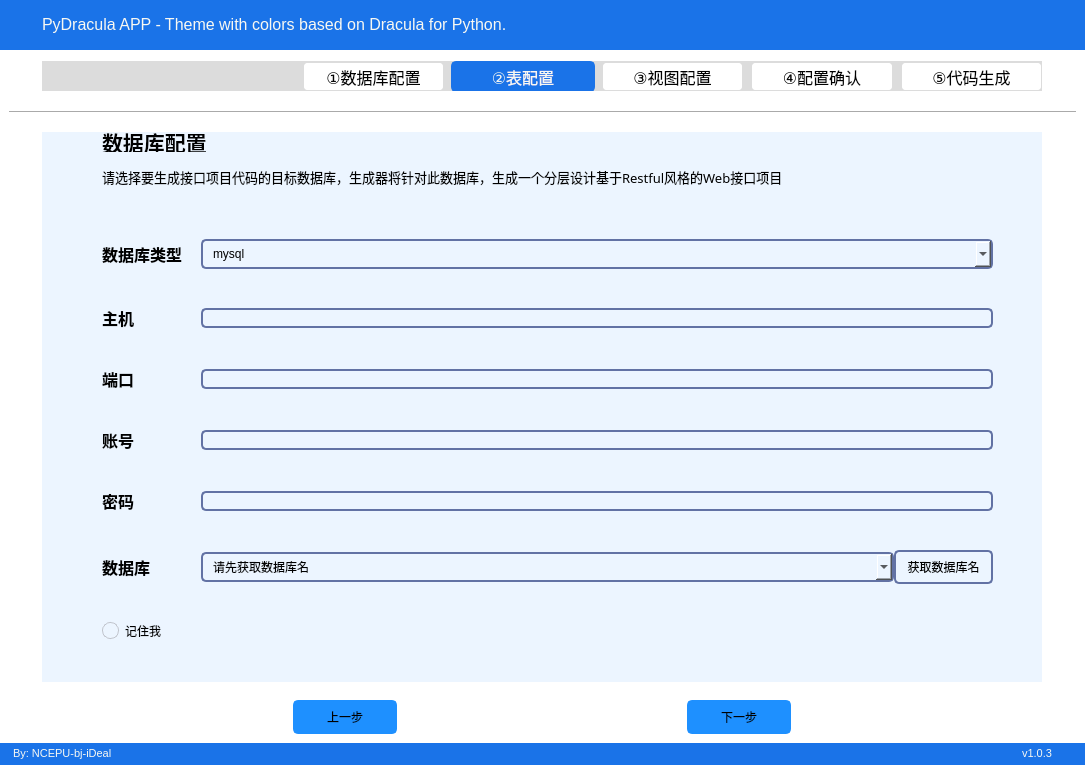
This is app/ui/MainWindow.ui in ncepu-iDealStudio/Flask_RESTfulAPI_Codegen_Application as Qt 5 draws it before an edit. The edited form follows.
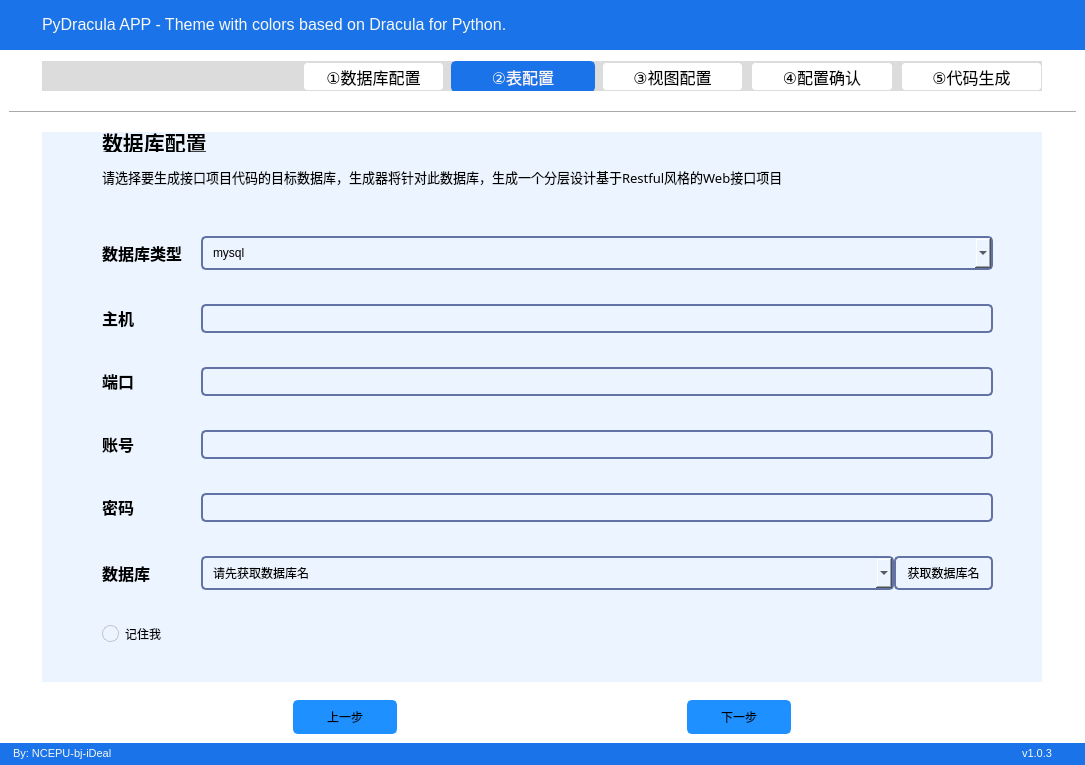
This is the edited form. The open tabs and pages were chosen to show the change. Icons and pictures are not drawn.

Commit message: 修改样式

What changed in the file:
```diff
--- a/app/ui/MainWindow.ui
+++ b/app/ui/MainWindow.ui
@@ -73,12 +73,14 @@
 }
 QLineEdit {
 	background-color: #6272a4;
+	height:25px;
 	border-radius: 5px;
 	border: 2px solid #6272a4;
 	padding-left: 10px;
 	selection-color: rgb(255, 255, 255);
 	selection-background-color: rgb(255, 121, 198);
     color: black;
+	highth:10px;
 }
 QLineEdit:hover {
 	border: 2px solid rgb(64, 71, 88);
@@ -99,6 +101,7 @@
 	padding: 5px;
 	padding-left: 10px;
     color: black;
+	height:20px;
 }
 QComboBox:hover{
 	border: 2px solid #7284b9;
@@ -1607,6 +1610,7 @@
                    <font>
                     <family>Microsoft YaHei</family>
                     <pointsize>12</pointsize>
+                    <weight>75</weight>
                     <bold>true</bold>
                    </font>
                   </property>
@@ -1640,6 +1644,7 @@
                    <font>
                     <family>Microsoft YaHei</family>
                     <pointsize>12</pointsize>
+                    <weight>75</weight>
                     <bold>true</bold>
                    </font>
                   </property>
@@ -1674,6 +1679,7 @@
                    <font>
                     <family>Microsoft YaHei</family>
                     <pointsize>12</pointsize>
+                    <weight>75</weight>
                     <bold>true</bold>
                    </font>
                   </property>
@@ -1702,6 +1708,7 @@
                    <font>
                     <family>Microsoft YaHei</family>
                     <pointsize>12</pointsize>
+                    <weight>75</weight>
                     <bold>true</bold>
                    </font>
                   </property>
@@ -1727,6 +1734,7 @@
                    <font>
                     <family>Microsoft YaHei</family>
                     <pointsize>12</pointsize>
+                    <weight>75</weight>
                     <bold>true</bold>
                    </font>
                   </property>
@@ -1764,6 +1772,7 @@
                    <font>
                     <family>Microsoft YaHei</family>
                     <pointsize>12</pointsize>
+                    <weight>75</weight>
                     <bold>true</bold>
                    </font>
                   </property>
```
Left out of the diff: 17 changed lines with no effect on the pictures. The commit also changes 2 other files.
